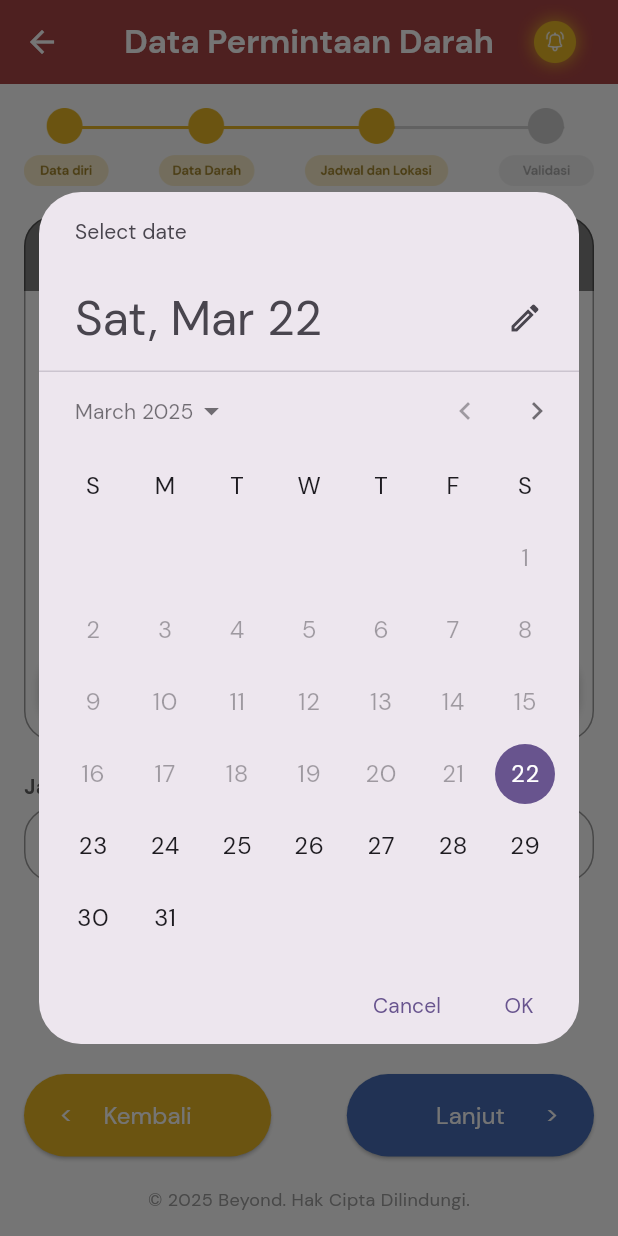
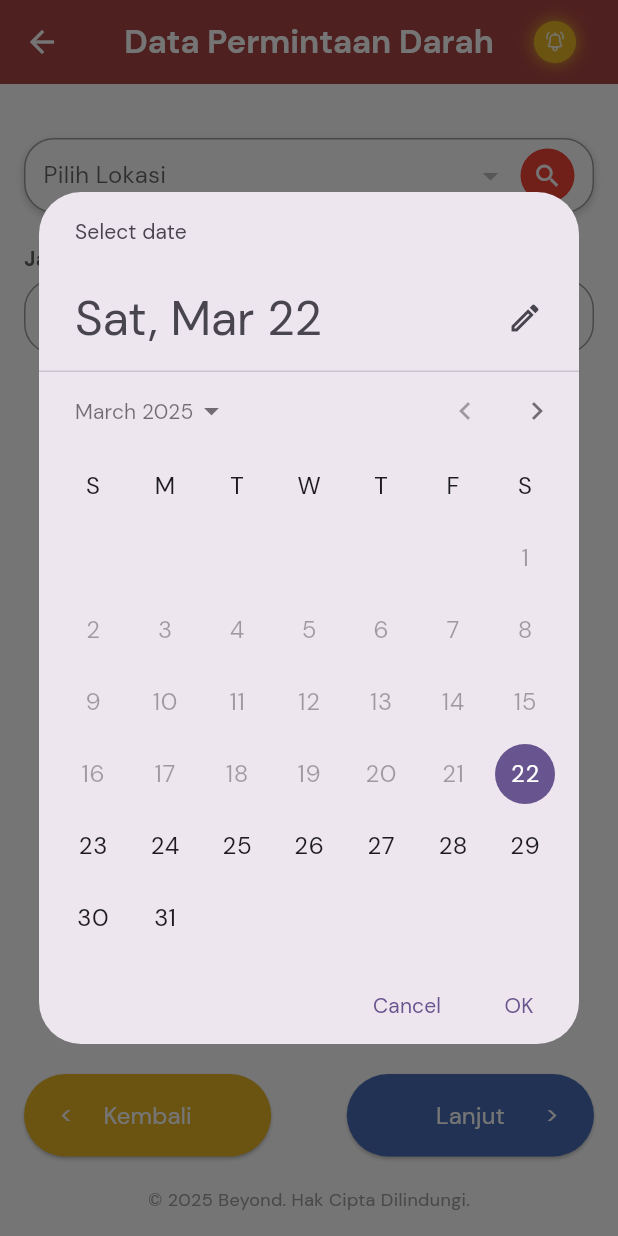
Before and after one commit to MuhammadBintang27/DarahTanyoe_App, a Flutter app: the JadwalLokasi screen opened directly with empty values, after a tap on "Jadwal Berakhir Permintaan", on a phone screen of 412 x 824 dp. Run offline on Flutter 3.47's test engine with Material 3 defaults, Android fonts, the phone set to English and light mode, and no system bars; our stand-ins replace flutter_secure_storage, geolocator, google_fonts, hive_flutter, pinput; accounts and stored records are empty; network calls fail.

Commit message:
Implement dropdown API, update navbar and data request pages

```diff
--- /dev/null
+++ b/lib/components/dropdown_api.dart
@@ -0,0 +1,114 @@
+import 'package:flutter/material.dart';
+import 'package:http/http.dart' as http;
+import 'dart:convert';
+
+/// Model untuk Lokasi
+class Lokasi {
+  final String id;
+  final String name;
+
+  Lokasi({required this.id, required this.name});
+
+  factory Lokasi.fromJson(Map<String, dynamic> json) {
+    return Lokasi(
+      id: json['id'].toString(),
+      name: json['name'].toString(),
+    );
+  }
+}
+
+class DropdownApi extends StatefulWidget {
+  final String apiUrl;
+  final String hintText;
+  final Function(Lokasi?) onChanged;
+
+  const DropdownApi({
+    Key? key,
+    required this.apiUrl,
+    required this.hintText,
+    required this.onChanged,
+  }) : super(key: key);
+
+  @override
+  _DropdownApiState createState() => _DropdownApiState();
+}
+
+class _DropdownApiState extends State<DropdownApi> {
+  Lokasi? selectedItem;
+  List<Lokasi> options = [];
+  bool isLoading = false;
+
+  @override
+  void initState() {
+    super.initState();
+    fetchOptions();
+  }
+
+  Future<void> fetchOptions() async {
+    setState(() {
+      isLoading = true;
+    });
+
+    try {
+      final response = await http.get(
+        Uri.parse(widget.apiUrl),
+        headers: {
+          "ngrok-skip-browser-warning": "true",
+          "Accept": "application/json"
+        },
+      );
+
+      if (response.statusCode == 200) {
+        Map<String, dynamic> responseData = json.decode(response.body);
+        List<dynamic> partners = responseData['data'];
+
+        setState(() {
+          options = partners.map((item) => Lokasi.fromJson(item)).toList();
+        });
+      } else {
+        throw Exception('Gagal mengambil data, status: ${response.statusCode}');
+      }
+    } catch (e) {
+      print('Error: $e');
+    } finally {
+      setState(() {
+        isLoading = false;
+      });
+    }
+  }
+
+  @override
+  Widget build(BuildContext context) {
+    return Column(
+      crossAxisAlignment: CrossAxisAlignment.start,
+      children: [
+        DropdownButton<Lokasi>(
+          value: selectedItem,
+          isExpanded: true,
+          hint: Text(widget.hintText),
+          underline: SizedBox(),
+          onChanged: isLoading
+              ? null
+              : (Lokasi? newValue) {
+                  setState(() {
+                    selectedItem = newValue;
+                  });
+                  widget.onChanged(newValue);
+                  print('Selected: ${newValue?.id} - ${newValue?.name}');
+                },
+          items: options.map((Lokasi option) {
+            return DropdownMenuItem<Lokasi>(
+              value: option,
+              child: Text(option.name), // Menampilkan nama di dropdown
+            );
+          }).toList(),
+        ),
+        if (isLoading)
+          Padding(
+            padding: const EdgeInsets.only(top: 10),
+            child: CircularProgressIndicator(),
+          ),
+      ],
+    );
+  }
+}
--- a/lib/pages/authentication/blood_info.dart
+++ b/lib/pages/authentication/blood_info.dart
@@ -4,7 +4,6 @@
 import 'package:flutter/material.dart';
 import '../../components/my_textfield.dart';
 import '../../service/auth_service.dart';
-import '../mainpage/home_screen.dart';
 
 class BloodInfo extends StatefulWidget {
   const BloodInfo({Key? key}) : super(key: key);
--- a/lib/pages/data_permintaan/jadwal_lokasi.dart
+++ b/lib/pages/data_permintaan/jadwal_lokasi.dart
@@ -1,4 +1,5 @@
 import 'package:flutter/material.dart';
+import '../../components/dropdown_api.dart';
 import 'validasi.dart';
 
 class JadwalLokasi extends StatefulWidget {
@@ -25,6 +26,10 @@ class JadwalLokasi extends StatefulWidget {
 class _JadwalLokasiState extends State<JadwalLokasi> {
   final TextEditingController lokasiController = TextEditingController();
   final TextEditingController tanggalController = TextEditingController();
+  final TextEditingController idLokasiController = TextEditingController();
+  void handleDropdownChange(String? value) {
+    print("Selected Value: $value");
+  }
 
   @override
   void dispose() {
@@ -64,55 +69,15 @@ class _JadwalLokasiState extends State<JadwalLokasi> {
         child: Column(
           crossAxisAlignment: CrossAxisAlignment.center,
           children: [
-            Image.asset(
-              'assets/images/alur_permintaan_3.png',
-              width: double.infinity,
-              fit: BoxFit.contain,
-            ),
             SizedBox(height: 20),
-            Stack(
-              children: [
-                Container(
-                  height: 350,
-                  width: double.infinity,
-                  decoration: BoxDecoration(
-                    borderRadius: BorderRadius.circular(20),
-                    border: Border.all(color: Colors.grey),
-                  ),
-                ),
-                Positioned(
-                  top: 0,
-                  left: 0,
-                  right: 0,
-                  child: Container(
-                    height: 50,
-                    decoration: BoxDecoration(
-                      color: Colors.black.withOpacity(0.5),
-                      borderRadius: BorderRadius.vertical(top: Radius.circular(20)),
-                    ),
-                    alignment: Alignment.centerLeft,
-                    child: Container(
-                      padding: EdgeInsets.only(left: 16), // Tambahkan padding kiri 16px
-                      child: Text(
-                        'Lokasi Pendonoran',
-                        style: TextStyle(
-                          color: Colors.white,
-                          fontSize: 18,
-                          fontWeight: FontWeight.bold,
-                        ),
-                      ),
-                    ),
-                  ),
-                ),
-                // Input Lokasi dalam Box Hitam Transparan dengan Ikon Search
-                Positioned(
-                  left: 10,
-                  right: 10,
-                  bottom: 10,
+
+            // Dropdown tanpa container pembungkus
+            Material(
+              color: Colors.transparent,
               child: Container(
                 padding: EdgeInsets.symmetric(horizontal: 12),
                 decoration: BoxDecoration(
-                      color: Colors.black.withOpacity(0.2), // Warna hitam dengan opacity 0.2
+                  color: Colors.white,
                   borderRadius: BorderRadius.circular(20),
                   border: Border.all(color: Colors.grey),
                   boxShadow: [
@@ -126,19 +91,23 @@ class _JadwalLokasiState extends State<JadwalLokasi> {
                 child: Row(
                   children: [
                     Expanded(
-                          child: TextField(
-                            controller: lokasiController,
-                            decoration: InputDecoration(
-                              hintText: "Cari RS / PMI",
-                              hintStyle: TextStyle(color: Colors.white), // Warna hint agar lebih terlihat
-                              border: InputBorder.none,
-                            ),
-                            style: TextStyle(color: Colors.white), // Warna teks input putih agar kontras
+                      child: DropdownApi(
+                        apiUrl:
+                            'https://400e-103-47-133-149.ngrok-free.app/partners',
+                        hintText: 'Pilih Lokasi',
+                        onChanged: (Lokasi? selected) {
+                          if (selected != null) {
+                            lokasiController.text = selected.name;
+                            idLokasiController.text = selected.id;
+                            print("Lokasi dipilih: ${selected.name}");
+                            print("ID Lokasi: ${selected.id}");
+                          }
+                        },
                       ),
                     ),
-                        SizedBox(width: 8), // Spasi antara input dan ikon
+                    SizedBox(width: 8),
                     CircleAvatar(
-                          backgroundColor: Colors.red, // Warna ikon search
+                      backgroundColor: Colors.red,
                       radius: 18,
                       child: Icon(Icons.search, color: Colors.white, size: 20),
                     ),
@@ -146,10 +115,12 @@ class _JadwalLokasiState extends State<JadwalLokasi> {
                 ),
               ),
             ),
-              ],
-            ),
+
             SizedBox(height: 20),
+
+            // Jadwal Berakhir
             _datePickerField(),
+
             Spacer(),
             _navigationButtons(context),
             SizedBox(height: 20),
@@ -164,11 +135,16 @@ class _JadwalLokasiState extends State<JadwalLokasi> {
     );
   }
 
-  Widget _inputField(String label, String hint, TextEditingController controller) {
+  Widget _inputField(
+      String label, String hint, TextEditingController controller) {
     return Column(
       crossAxisAlignment: CrossAxisAlignment.start,
       children: [
-        Text(label, style: TextStyle(fontSize: 14, fontWeight: FontWeight.bold, color: Colors.grey[700])),
+        Text(label,
+            style: TextStyle(
+                fontSize: 14,
+                fontWeight: FontWeight.bold,
+                color: Colors.grey[700])),
         SizedBox(height: 4),
         TextField(
           controller: controller,
@@ -188,7 +164,10 @@ Widget _datePickerField() {
       children: [
         Text(
           "Jadwal Berakhir Permintaan",
-        style: TextStyle(fontSize: 14, fontWeight: FontWeight.bold, color: Colors.grey[700]),
+          style: TextStyle(
+              fontSize: 14,
+              fontWeight: FontWeight.bold,
+              color: Colors.grey[700]),
         ),
         SizedBox(height: 4),
         GestureDetector(
@@ -205,7 +184,8 @@ Widget _datePickerField() {
             if (pickedDate != null) {
               TimeOfDay? pickedTime = await showTimePicker(
                 context: context,
-              initialTime: TimeOfDay(hour: pickedDate.hour, minute: pickedDate.minute),
+                initialTime:
+                    TimeOfDay(hour: pickedDate.hour, minute: pickedDate.minute),
               );
 
               // Jika jam dan menit dipilih
@@ -242,7 +222,6 @@ Widget _datePickerField() {
     );
   }
 
-
   Widget _navigationButtons(BuildContext context) {
     return Row(
       mainAxisAlignment: MainAxisAlignment.spaceBetween,
@@ -252,7 +231,8 @@ Widget _datePickerField() {
           child: ElevatedButton(
             style: ElevatedButton.styleFrom(
               backgroundColor: Color(0xFFE9B824),
-              shape: RoundedRectangleBorder(borderRadius: BorderRadius.circular(30)),
+              shape: RoundedRectangleBorder(
+                  borderRadius: BorderRadius.circular(30)),
               padding: EdgeInsets.symmetric(vertical: 16, horizontal: 24),
             ),
             onPressed: () => Navigator.pop(context),
@@ -261,9 +241,11 @@ Widget _datePickerField() {
               children: [
                 Align(
                   alignment: Alignment.centerLeft,
-                  child: Text("<", style: TextStyle(color: Colors.white, fontSize: 16)),
+                  child: Text("<",
+                      style: TextStyle(color: Colors.white, fontSize: 16)),
                 ),
-                Text("Kembali", style: TextStyle(color: Colors.white, fontSize: 16)),
+                Text("Kembali",
+                    style: TextStyle(color: Colors.white, fontSize: 16)),
               ],
             ),
           ),
@@ -274,7 +256,8 @@ Widget _datePickerField() {
           child: ElevatedButton(
             style: ElevatedButton.styleFrom(
               backgroundColor: Color(0xFF476EB6),
-              shape: RoundedRectangleBorder(borderRadius: BorderRadius.circular(30)),
+              shape: RoundedRectangleBorder(
+                  borderRadius: BorderRadius.circular(30)),
               padding: EdgeInsets.symmetric(vertical: 16, horizontal: 24),
             ),
             onPressed: () {
@@ -289,6 +272,7 @@ Widget _datePickerField() {
                     lokasi: lokasiController.text,
                     tanggal: tanggalController.text,
                     jumlahKantong: widget.jumlahKantong,
+                    idLokasi: idLokasiController.text,
                     deskripsi: widget.deskripsi,
                   ),
                 ),
@@ -299,9 +283,11 @@ Widget _datePickerField() {
               children: [
                 Align(
                   alignment: Alignment.centerRight,
-                  child: Text(">", style: TextStyle(color: Colors.white, fontSize: 16)),
+                  child: Text(">",
+                      style: TextStyle(color: Colors.white, fontSize: 16)),
                 ),
-                Text("Lanjut", style: TextStyle(color: Colors.white, fontSize: 16)),
+                Text("Lanjut",
+                    style: TextStyle(color: Colors.white, fontSize: 16)),
               ],
             ),
           ),
--- a/lib/pages/data_permintaan/validasi.dart
+++ b/lib/pages/data_permintaan/validasi.dart
@@ -1,8 +1,7 @@
 import 'package:flutter/material.dart';
 
 import '../../main.dart';
-import '../mainpage/home_screen.dart';
-import '../mainpage/transaksi.dart';
+
 import '../../models/permintaan_darah_model.dart';
 import '../../service/permintaan_darah_service.dart';
 
@@ -14,6 +13,7 @@ class Validasi extends StatefulWidget {
   final String jumlahKantong;
   final String deskripsi;
   final String lokasi;
+  final String idLokasi;
   final String tanggal;
 
   const Validasi({
@@ -26,6 +26,7 @@ class Validasi extends StatefulWidget {
     required this.deskripsi,
     required this.lokasi,
     required this.tanggal,
+    required this.idLokasi,
   }) : super(key: key);
 
   @override
@@ -229,7 +230,7 @@ class _ValidasiState extends State<Validasi> {
         widget.golDarah.isEmpty ||
         widget.jumlahKantong.isEmpty ||
         widget.deskripsi.isEmpty ||
-        widget.lokasi.isEmpty ||
+        widget.idLokasi.isEmpty ||
         widget.tanggal.isEmpty) {
       ScaffoldMessenger.of(context).showSnackBar(
         const SnackBar(
@@ -270,7 +271,7 @@ class _ValidasiState extends State<Validasi> {
         bloodType: widget.golDarah,
         bloodBagsNeeded: widget.jumlahKantong,
         description: widget.deskripsi,
-        partner_id: widget.lokasi,
+        partner_id: widget.idLokasi,
         expiry_date: widget.tanggal,
         uniqueCode: uniqueCode,
         bloodBagsFulfilled: 0,
@@ -329,7 +330,7 @@ class _ValidasiState extends State<Validasi> {
                 ),
                 const SizedBox(height: 10),
                 const Text(
-                  "Pengajuan Anda sedang diproses. Mohon tunggu konfirmasi dari pihak RS/PMI sebelum mendatangi lokasi pendonoran.",
+                  "Pengajuan Anda sedang diproses. Mohon tunggu konfirmasi dari pihak RS/PMI sebelum mendatangi idLokasi pendonoran.",
                   style: TextStyle(fontSize: 14),
                   textAlign: TextAlign.center,
                 ),
--- a/lib/pages/mainpage/home_screen.dart
+++ b/lib/pages/mainpage/home_screen.dart
@@ -4,7 +4,6 @@ import 'package:darahtanyoe_app/widget/header_widget.dart';
 import 'package:flutter/material.dart';
 
 import '../../components/article_slider.dart';
-import '../../components/my_navbar.dart';
 
 class HomeScreen extends StatefulWidget {
   @override
```
Also changed, not shown: lib/components/my_navbar.dart (+1 -9 lines), lib/service/data_permintaan.dart (added). Lines whose indentation alone changed are shown as unchanged.
